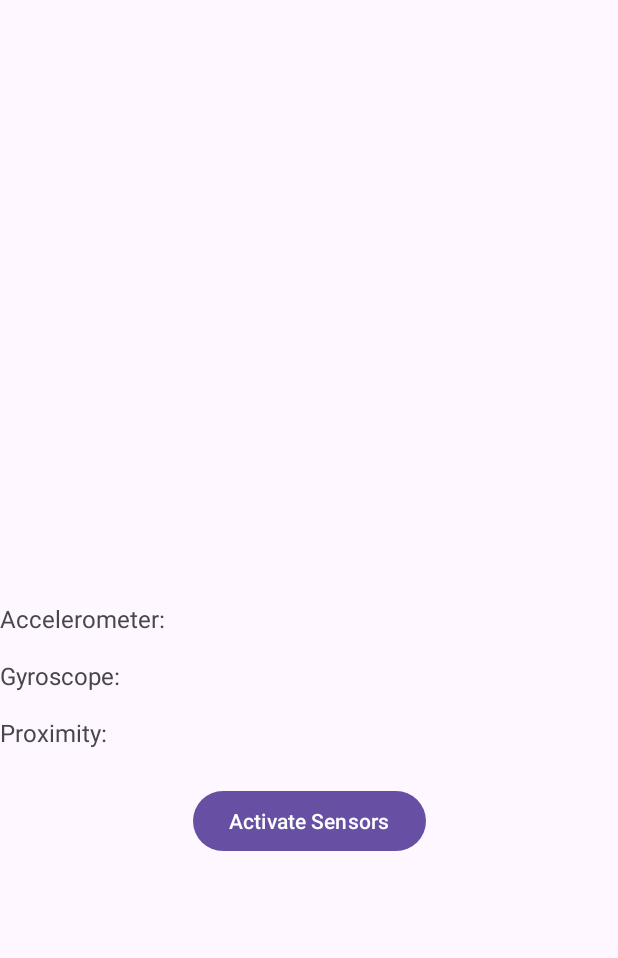
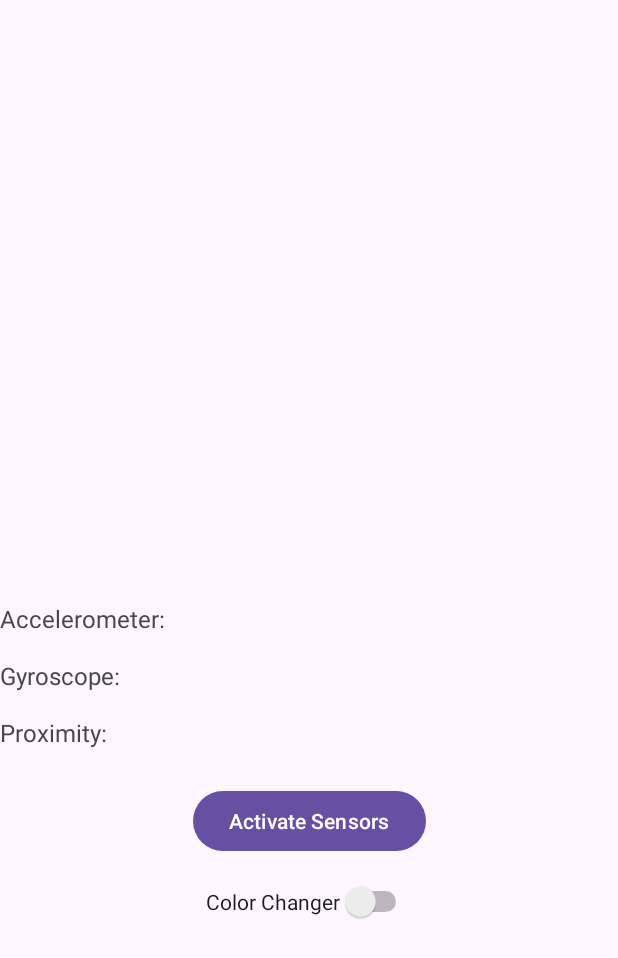
Before and after one commit to optimissm/Uppgift1_Mobil_Java24_MatildaWitting, an Android app: the screen it shows after launch (MainActivity), on a phone screen of 412 x 824 dp. Shown: the top 958 px of the screen. Run offline under Robolectric (Android 15) with nearby library versions, the phone set to English and light mode, and no system bars.

Commit message:
changed colors

```diff
--- a/app/src/main/java/com/example/shakeapplication/MainActivity.java
+++ b/app/src/main/java/com/example/shakeapplication/MainActivity.java
@@ -1,6 +1,7 @@
 package com.example.shakeapplication;
 
 import android.app.AlertDialog;
+import android.graphics.Color;
 import android.hardware.Sensor;
 import android.hardware.SensorEvent;
 import android.hardware.SensorEventListener;
@@ -8,6 +9,7 @@ import android.hardware.SensorManager;
 import android.os.Bundle;
 import android.util.Log;
 import android.widget.Button;
+import android.widget.Switch;
 import android.widget.TextView;
 
 import androidx.activity.EdgeToEdge;
@@ -30,6 +32,7 @@ public class MainActivity extends AppCompatActivity{
     TextView accelTextView, gyroTextView, proxTextView;
     // ska ha in en knapp för att sätta igång sensorerna
     Button startBtn;
+    Switch lightSwitch;
 
     // är sensorerna på eller av?
     boolean sensorsActive = false;
@@ -59,8 +62,9 @@ public class MainActivity extends AppCompatActivity{
         gyroTextView = findViewById(R.id.gyroTextView);
         proxTextView = findViewById(R.id.proxTextView);
 
-        // hämtar knapp från xml
+        // hämtar knapp och switch från xml
         startBtn = findViewById(R.id.startBtn);
+        lightSwitch = findViewById(R.id.lightSwitch);
 
         // starta/hämta alla sensorer från telefonen
         sensorManager = (SensorManager) getSystemService(SENSOR_SERVICE);
@@ -129,6 +133,9 @@ public class MainActivity extends AppCompatActivity{
 
             }
         });
+
+        darkLight();
+
     }
 
     // metoden till accelerometern
@@ -174,6 +181,30 @@ public class MainActivity extends AppCompatActivity{
         });
     }
 
+    private void darkLight() {
+        lightSwitch.setOnCheckedChangeListener((buttonView, isChecked) -> {
+            if (isChecked) {
+                // Dark Mode
+                findViewById(R.id.main).setBackgroundColor(Color.parseColor("#007A60"));
+                accelTextView.setTextColor(Color.parseColor("#E36802"));
+                gyroTextView.setTextColor(Color.parseColor("#E36802"));
+                proxTextView.setTextColor(Color.parseColor("#E36802"));
+                startBtn.setTextColor(Color.parseColor("#E36802"));
+                lightSwitch.setTextColor(Color.parseColor("#58E0C6"));
+            } else {
+                // Light Mode
+                findViewById(R.id.main).setBackgroundColor(Color.parseColor("#FFE0F0"));
+                accelTextView.setTextColor(Color.parseColor("#FF0F8E"));
+                gyroTextView.setTextColor(Color.parseColor("#FF0F8E"));
+                proxTextView.setTextColor(Color.parseColor("#FF0F8E"));
+                startBtn.setTextColor(Color.parseColor("#FF0F8E"));
+                lightSwitch.setTextColor(Color.parseColor("#FF0F8E"));
+            }
+
+        });
+
+    }
+
     private void registerSensors() {
         if (accelerometer != null)
             sensorManager.registerListener(listener, accelerometer, SensorManager.SENSOR_DELAY_NORMAL);
--- a/app/src/main/res/layout/activity_main.xml
+++ b/app/src/main/res/layout/activity_main.xml
@@ -56,4 +56,16 @@
         app:layout_constraintEnd_toEndOf="parent"
         android:layout_marginTop="24dp"/>
 
+    <Switch
+        android:id="@+id/lightSwitch"
+        android:layout_width="wrap_content"
+        android:layout_height="wrap_content"
+        android:text="Color Changer"
+        android:layout_marginTop="16dp"
+        android:layout_gravity="center_horizontal"
+        app:layout_constraintTop_toBottomOf="@id/startBtn"
+        app:layout_constraintStart_toStartOf="parent"
+        app:layout_constraintEnd_toEndOf="parent"/>
+
+
 </androidx.constraintlayout.widget.ConstraintLayout>
```
